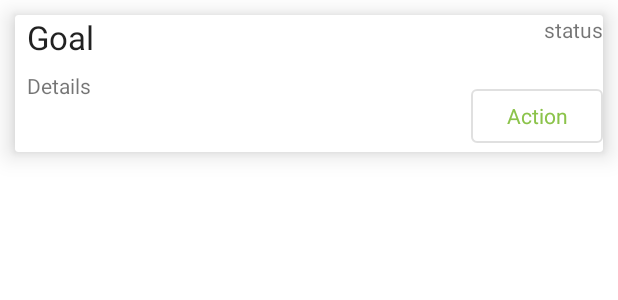
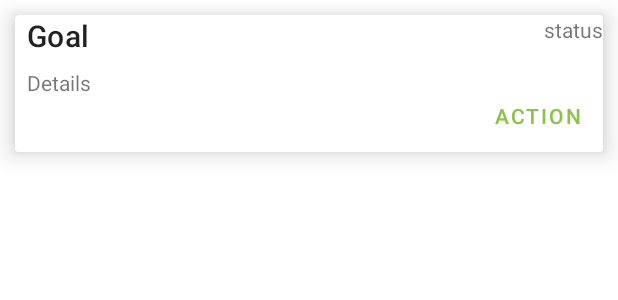
Before and after one commit to Joerg-Schultz/PlanTrainDoc, an Android app: the layout goal_item.xml on its own in the app's theme, with its tools: preview values and no code run, on a phone screen of 412 x 824 dp. Shown: the top 300 px of the screen. Run offline under Robolectric (Android 15) with nearby library versions, the phone set to English and light mode, and no system bars.

Commit message:
Finished goal tree (for now ;-)

```diff
--- a/app/src/main/java/de/tierwohlteam/android/plantraindoc_v1/adapters/GoalTreeAdapter.kt
+++ b/app/src/main/java/de/tierwohlteam/android/plantraindoc_v1/adapters/GoalTreeAdapter.kt
@@ -2,6 +2,9 @@ package de.tierwohlteam.android.plantraindoc_v1.adapters
 
 import android.view.LayoutInflater
 import android.view.ViewGroup
+import android.widget.ArrayAdapter
+import android.widget.AutoCompleteTextView
+import androidx.core.content.ContentProviderCompat.requireContext
 import androidx.fragment.app.activityViewModels
 import androidx.lifecycle.ViewModelProvider
 import androidx.navigation.NavController
--- a/app/src/main/res/layout/goal_item.xml
+++ b/app/src/main/res/layout/goal_item.xml
@@ -21,7 +21,7 @@
                         android:layout_width="wrap_content"
                         android:layout_height="wrap_content"
                         android:id="@+id/tv_goal"
-                        android:textAppearance="@style/TextAppearance.AppCompat.Large"
+                        android:textAppearance="?attr/textAppearanceHeadline6"
                         app:layout_constraintStart_toStartOf="parent"
                         app:layout_constraintTop_toTopOf="parent"
                         android:layout_marginStart="8dp"/>
@@ -46,8 +46,7 @@
                         android:layout_width="wrap_content"
                         android:layout_height="wrap_content"
                         android:id="@+id/btn_action"
-                        android:textAppearance="@style/TextAppearance.AppCompat.Small"
-                        style="?attr/materialButtonOutlinedStyle"
+                        style="?attr/borderlessButtonStyle"
                         app:layout_constraintEnd_toEndOf="parent"
                         app:layout_constraintBottom_toBottomOf="parent"
                         app:layout_constraintTop_toBottomOf="@+id/tv_status"
```
